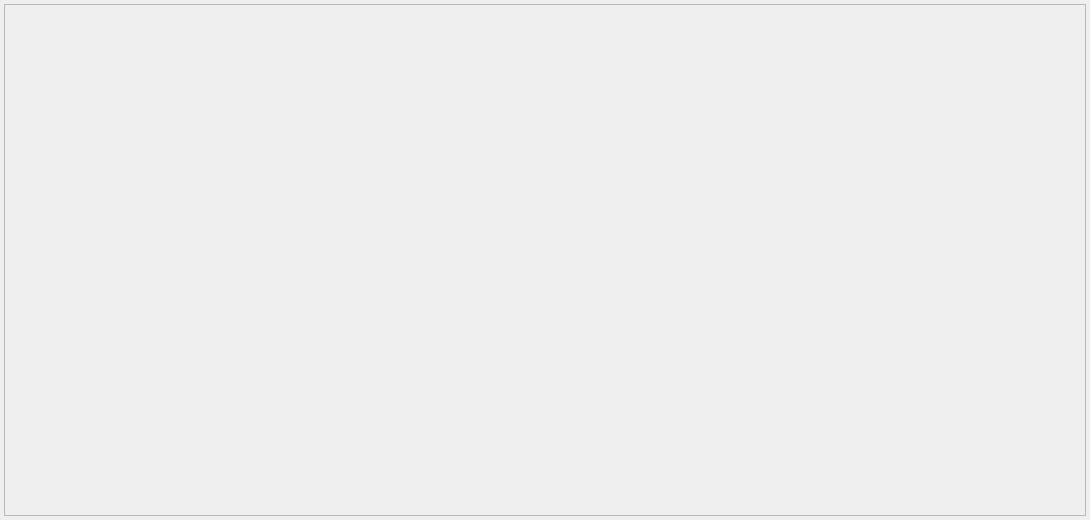
Above: gui/mainwidget/src/dvrsetup/setup/setupdialog.ui from yjsin-emastec/neptune before the change. Below: the same form after it.
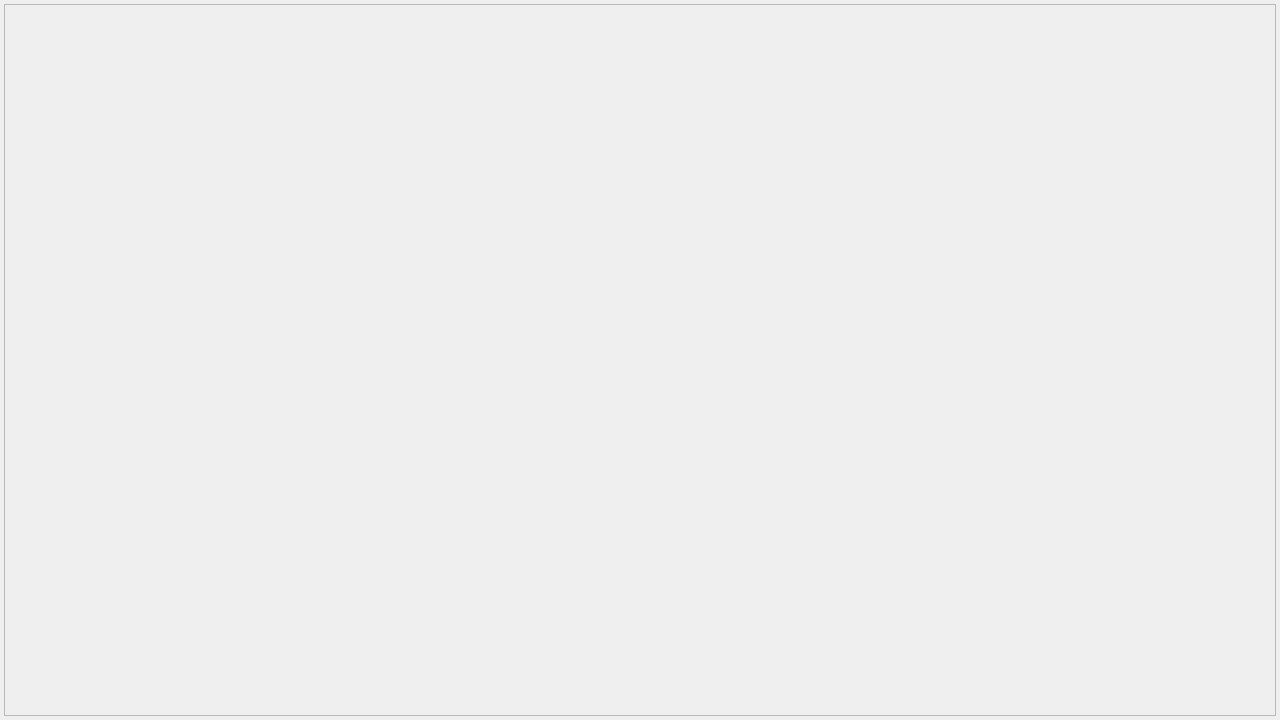
That is the form after the change.

Diff of the .ui file:
```diff
--- a/gui/mainwidget/src/dvrsetup/setup/setupdialog.ui
+++ b/gui/mainwidget/src/dvrsetup/setup/setupdialog.ui
@@ -6,8 +6,8 @@
    <rect>
     <x>0</x>
     <y>0</y>
-    <width>1090</width>
-    <height>520</height>
+    <width>1280</width>
+    <height>720</height>
    </rect>
   </property>
   <property name="windowTitle">
@@ -18,8 +18,8 @@
     <rect>
      <x>4</x>
      <y>4</y>
-     <width>1082</width>
-     <height>512</height>
+     <width>1272</width>
+     <height>712</height>
     </rect>
    </property>
    <property name="frameShape">
```
